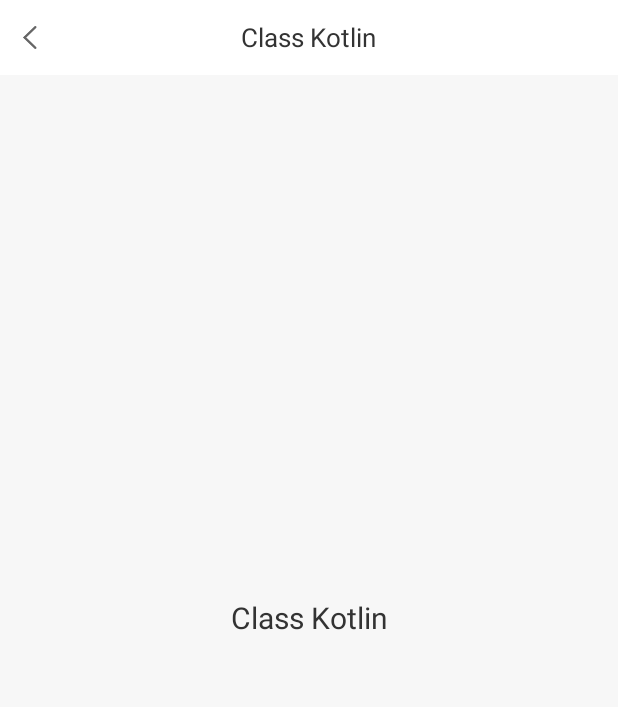
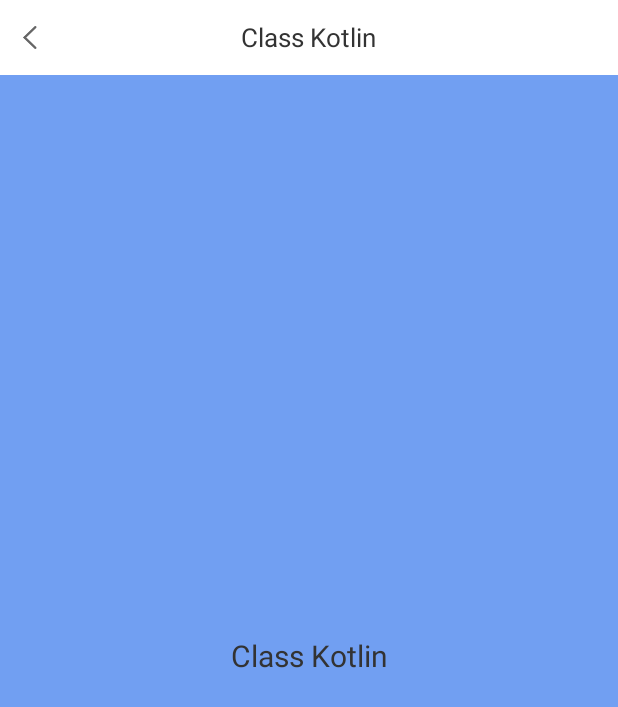
Before and after one commit to aibfive/KotlinPorject, an Android app: the ClassActivity screen opened directly, with no data from a screen before it, on a phone screen of 412 x 824 dp. Shown: the top 707 px of the screen. Run offline under Robolectric (Android 15) with nearby library versions, the phone set to English and light mode, and no system bars.

Commit message:
1、Kotlin学习中；

```diff
--- a/app/src/main/java/com/sandu/kotlinporject/ClassActivity.kt
+++ b/app/src/main/java/com/sandu/kotlinporject/ClassActivity.kt
@@ -3,9 +3,8 @@ package com.sandu.kotlinporject
 import android.os.Bundle
 import android.support.v7.app.AppCompatActivity
 import android.view.View
-import com.sandu.kotlinporject.kextend.ClassA
-import com.sandu.kotlinporject.kextend.ClassB
-import com.sandu.kotlinporject.kextend.funExtend
+import com.sandu.kotlinporject.kextend.DerivedExtendClass
+import com.sandu.kotlinporject.kextend.leftMargin
 import kotlinx.android.synthetic.main.activity_class.*
 
 /**
@@ -13,26 +12,15 @@ import kotlinx.android.synthetic.main.activity_class.*
  * @author lizewu
  * @date 2019/4/8
  */
-open class ClassActivity : AppCompatActivity(), View.OnClickListener {
+class ClassActivity : AppCompatActivity(), View.OnClickListener {
 
     override fun onCreate(savedInstanceState: Bundle?) {
         super.onCreate(savedInstanceState)
         setContentView(R.layout.activity_class)
         setOnClickListener()
 
-        performFun(ClassA())
-        performFun(ClassB())
-
-        performExtendFun(ClassA())
-        performExtendFun(ClassB())
-    }
-
-    fun performExtendFun(cls : ClassA){
-        cls.funExtend()
-    }
-
-    fun performFun(cls : ClassA){
-        cls.funA()
+        var derivedExtendClass = DerivedExtendClass()
+        derivedExtendClass.performExtendFun()
     }
 
     fun setOnClickListener(){
@@ -41,7 +29,10 @@ open class ClassActivity : AppCompatActivity(), View.OnClickListener {
 
     override fun onClick(v: View) {
         when(v.id){
-            backIv.id -> finish()
+            backIv.id -> {
+                contentTv.leftMargin = 100
+                //finish()
+            }
         }
     }
 
--- a/app/src/main/java/com/sandu/kotlinporject/HelloKotlinActivity.kt
+++ b/app/src/main/java/com/sandu/kotlinporject/HelloKotlinActivity.kt
@@ -4,7 +4,7 @@ import android.os.Bundle
 import android.support.v7.app.AppCompatActivity
 import android.view.View
 import kotlinx.android.synthetic.main.activity_hello_kotlin.*
-
+import com.sandu.kotlinporject.kextend.*;
 /**
  * HelloKotlin
  * @author lizewu
--- a/app/src/main/java/com/sandu/kotlinporject/kclass/SuperClass.kt
+++ b/app/src/main/java/com/sandu/kotlinporject/kclass/SuperClass.kt
@@ -10,9 +10,11 @@ import android.util.Log
 open class SuperClass{
 
   open fun funSuper(){
-
+    Log.i("GG", "SuperClass-->funSuper")
   }
 
-
+  open fun funSuper3(){
+      Log.i("GG", "SuperClass-->funSuper3")
+  }
 
 }
--- a/app/src/main/java/com/sandu/kotlinporject/kextend/ClassB.kt
+++ /dev/null
@@ -1,20 +0,0 @@
-package com.sandu.kotlinporject.kextend
-
-import android.util.Log
-
-fun ClassB.funExtend(){
-    Log.i("GG", "funExtend-->ClassB")
-}
-
-/**
- * KotlinPorject
- * @author lizewu
- * @date 2019/4/12
- */
-class ClassB() : ClassA() {
-
-    override fun funA() {
-        Log.i("GG", "classB")
-    }
-
-}
--- /dev/null
+++ b/app/src/main/java/com/sandu/kotlinporject/kextend/DerivedExtendClass.kt
@@ -0,0 +1,20 @@
+package com.sandu.kotlinporject.kextend
+
+import android.util.Log
+
+/**
+ * KotlinPorject
+ * @author lizewu
+ * @date 2019/4/12
+ */
+class DerivedExtendClass() : SuperExtendClass(){
+
+    override fun String.extendFun() {
+        Log.i("GG", "DerivedExtendClass-->extendFun")
+    }
+
+    fun performExtendFun(){
+        "".extendFun()
+    }
+
+}
--- a/app/src/main/java/com/sandu/kotlinporject/kextend/ClassA.kt
+++ b/app/src/main/java/com/sandu/kotlinporject/kextend/SuperExtendClass.kt
@@ -1,10 +1,6 @@
 package com.sandu.kotlinporject.kextend
 
 import android.util.Log
-
-fun ClassA.funExtend(){
-    Log.i("GG", "funExtend-->ClassA")
-}
 
 
 /**
@@ -12,10 +8,10 @@ fun ClassA.funExtend(){
  * @author lizewu
  * @date 2019/4/12
  */
-open class ClassA {
+open class SuperExtendClass {
 
-    open fun funA(){
-        Log.i("GG", "classA")
+    open fun String.extendFun(){
+        Log.i("GG", "SuperExtendClass-->extendFun")
     }
 
 }
--- a/app/src/main/res/layout/activity_class.xml
+++ b/app/src/main/res/layout/activity_class.xml
@@ -1,8 +1,9 @@
 <?xml version="1.0" encoding="utf-8"?>
-<FrameLayout
+<LinearLayout
     xmlns:android="http://schemas.android.com/apk/res/android"
     android:layout_width="match_parent"
     android:layout_height="match_parent"
+    android:orientation="vertical"
     android:background="@color/colorF7F7F7">
 
     <RelativeLayout
@@ -30,11 +31,13 @@
     </RelativeLayout>
 
     <TextView
+        android:id="@+id/contentTv"
         android:layout_width="match_parent"
         android:layout_height="match_parent"
         android:gravity="center"
         android:textColor="@color/color333333"
         android:textSize="20dp"
-        android:text="Class Kotlin"/>
+        android:text="Class Kotlin"
+        android:background="@color/color719FF2"/>
 
-</FrameLayout>
+</LinearLayout>
```
Also changed, not shown: app/src/main/java/com/sandu/kotlinporject/kclass/DerivedClass.kt (+8 -4 lines), app/src/main/java/com/sandu/kotlinporject/kextend/ExtendClass.kt (+31 -15 lines).
